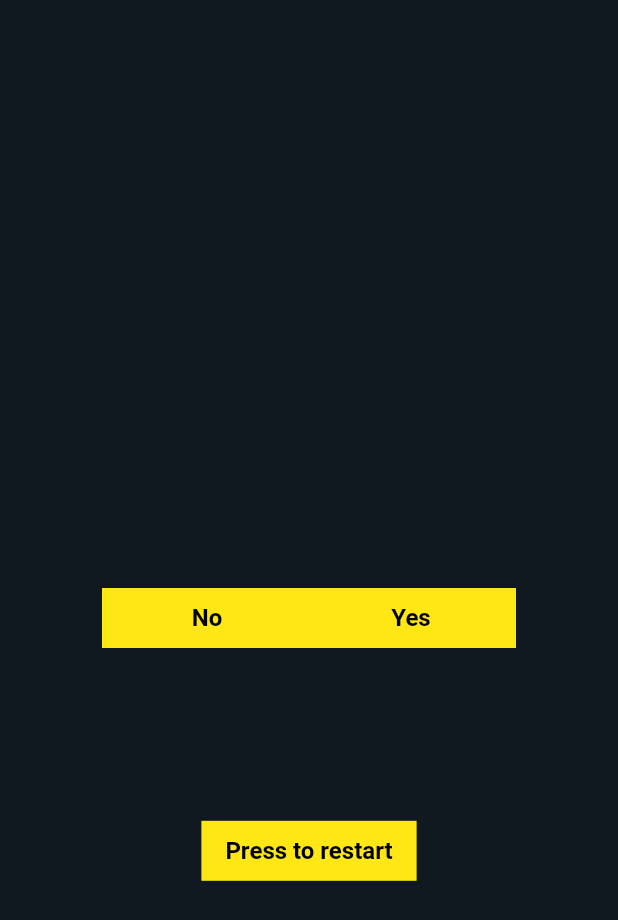
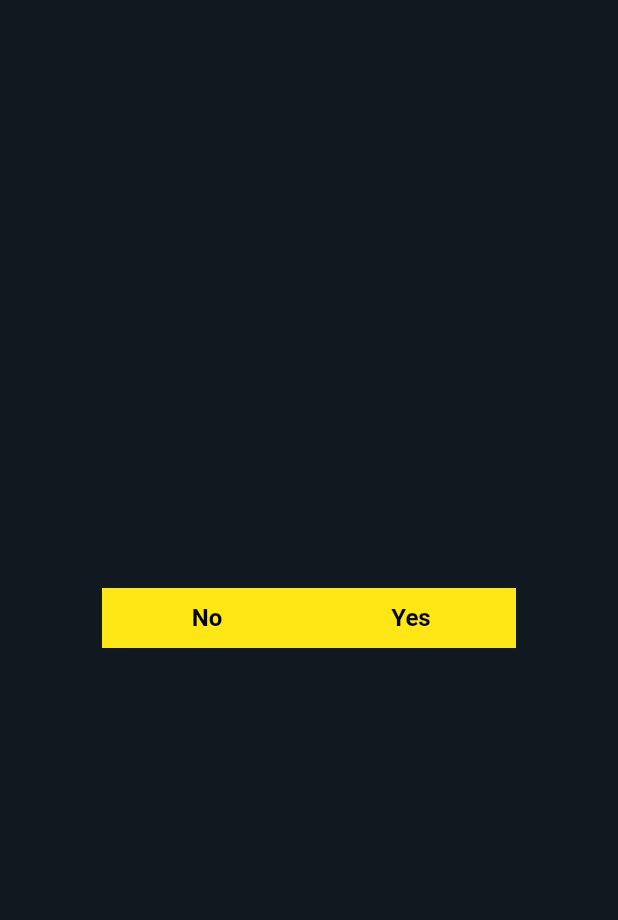
Before and after one commit to callumf222/Decision-Game, a Flutter app: the screen it shows after launch, after a tap on "No", on a phone screen of 412 x 824 dp. Shown: the top 920 px of the screen. Run offline on Flutter 3.47's test engine with Material 2 defaults, Android fonts, the phone set to English and light mode, and no system bars; our stand-ins replace hive, hive_flutter; accounts and stored records are empty.

Commit message:
updated version

```diff
--- a/lib/main.dart
+++ b/lib/main.dart
@@ -75,6 +75,11 @@ class MyFlutterState extends State<MyFlutterApp> {
   late int yesID;
   String description = "";
 
+  bool visableRestartID = false;
+  bool visableYesID = true;
+  bool visableNoID = true;
+
+
   @override
   void initState()  {
     super.initState();
@@ -101,6 +106,12 @@ class MyFlutterState extends State<MyFlutterApp> {
         noID = current.noID;
         description = current.description;
       }
+
+      if(noID == 100){
+        visableRestartID = true;
+        visableNoID = false;
+        visableYesID = false;
+      }
     });
   }
 
@@ -113,6 +124,12 @@ class MyFlutterState extends State<MyFlutterApp> {
         noID = current.noID;
         description = current.description;
       }
+
+      if(yesID == 100){
+        visableRestartID = true;
+        visableNoID = false;
+        visableYesID = false;
+      }
     });
   }
 
@@ -124,6 +141,9 @@ class MyFlutterState extends State<MyFlutterApp> {
         yesID = current.yesID;
         noID = current.noID;
         description = current.description;
+        visableRestartID = false;
+        visableYesID = true;
+        visableNoID = true;
       }
     });
   }
@@ -148,7 +168,9 @@ class MyFlutterState extends State<MyFlutterApp> {
             children: [
 
 
-              Align(
+              Visibility(
+                visible: visableNoID,
+                child: Align(
                 alignment: const Alignment(-0.5, 0.0),
                 child: MaterialButton(
                   onPressed: () {noClickHandler();},
@@ -172,8 +194,11 @@ class MyFlutterState extends State<MyFlutterApp> {
                   ),
                 ),
                 ),
+              ),
 
-              Align(
+              Visibility(
+                visible: visableYesID,
+                child: Align(
                 alignment: const Alignment(0.5, 0.0),
                 child: MaterialButton(
                   onPressed: () {yesClickHandler();},
@@ -197,8 +222,11 @@ class MyFlutterState extends State<MyFlutterApp> {
                   ),
                 ),
                 ),
+              ),
 
-              Align(
+              Visibility(
+                  visible: visableRestartID,
+                    child:Align(
                       alignment: const Alignment(0.0, 0.4),
                       child: MaterialButton(
                       onPressed: () {restartOnClickHandler();},
@@ -218,6 +246,7 @@ class MyFlutterState extends State<MyFlutterApp> {
                           fontSize: 16,
                           fontWeight: FontWeight.w700,
                           fontStyle: FontStyle.normal,
+                        ),
                       ),
                     ),
                   ),
```
Lines whose indentation alone changed are shown as unchanged.
